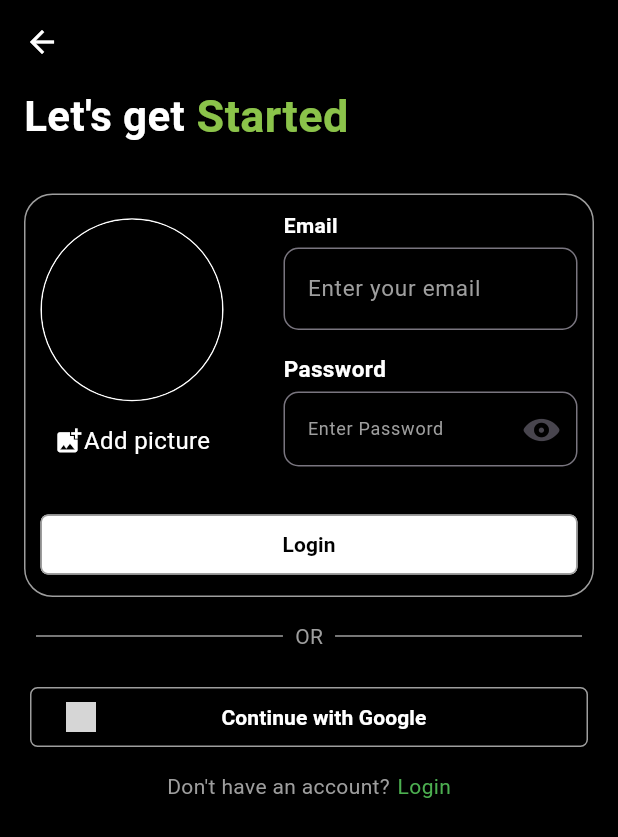
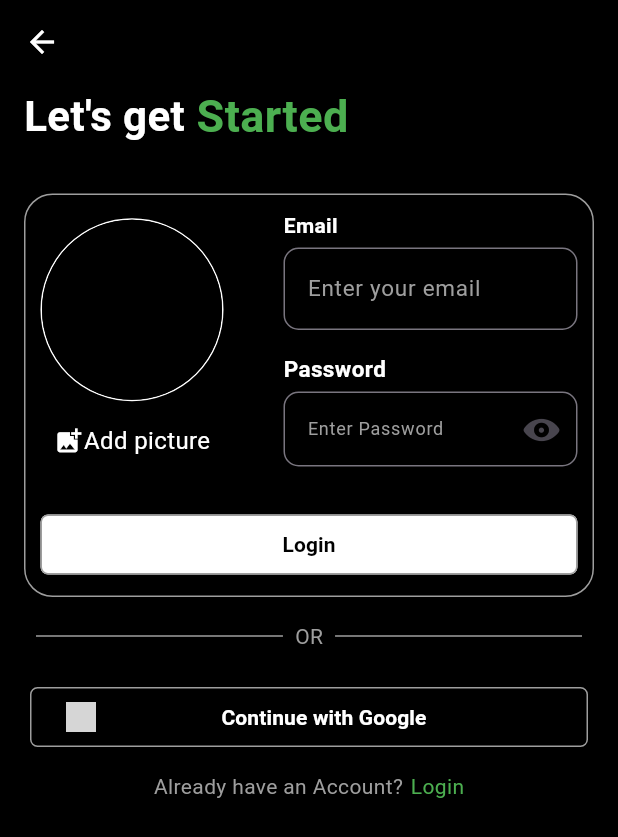
Before and after one commit to DeepakGunpal/chat-mate, a Flutter app: the Singupscreen screen opened directly, on a phone screen of 412 x 824 dp. Shown: the top 837 px of the screen. Run offline on Flutter 3.47's test engine with Material 3 defaults, Android fonts, the phone set to English and light mode, and no system bars; our stand-ins replace google_fonts; grey boxes are pictures that could not be loaded.

Commit message:
minor changes

```diff
--- a/lib/Screens/singup.dart
+++ b/lib/Screens/singup.dart
@@ -65,7 +65,7 @@ class _SingupscreenState extends State<Singupscreen> {
                   Text(
                     ' Started',
                     style: TextStyle(
-                      color: Colors.lightGreen,
+                      color: Colors.green,
                       fontSize: 30,
                       fontWeight: FontWeight.bold,
                     ),
@@ -322,7 +322,7 @@ class _SingupscreenState extends State<Singupscreen> {
                     MainAxisAlignment.center, // Center the content horizontally
                 children: [
                   const Text(
-                    "Don't have an account?",
+                    "Already have an Account?",
                     textAlign: TextAlign.center,
                     style: TextStyle(color: Colors.grey),
                   ),
```
Also changed, not shown: lib/assets/images/chat.png (deleted).
